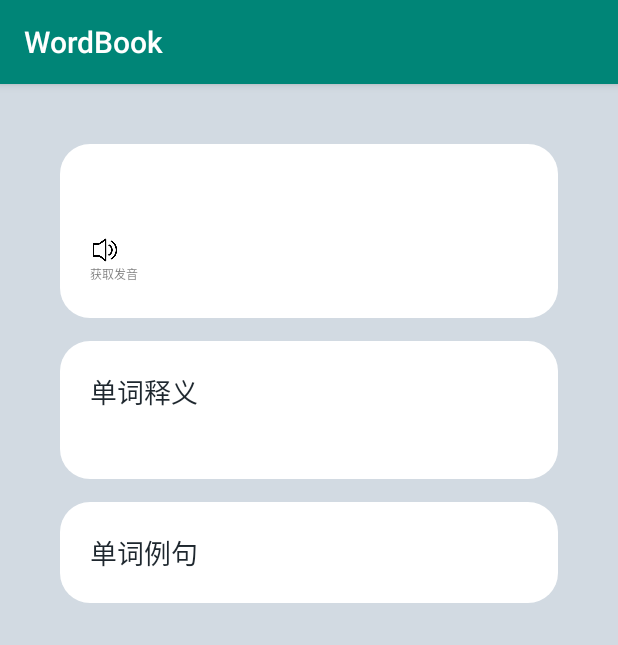
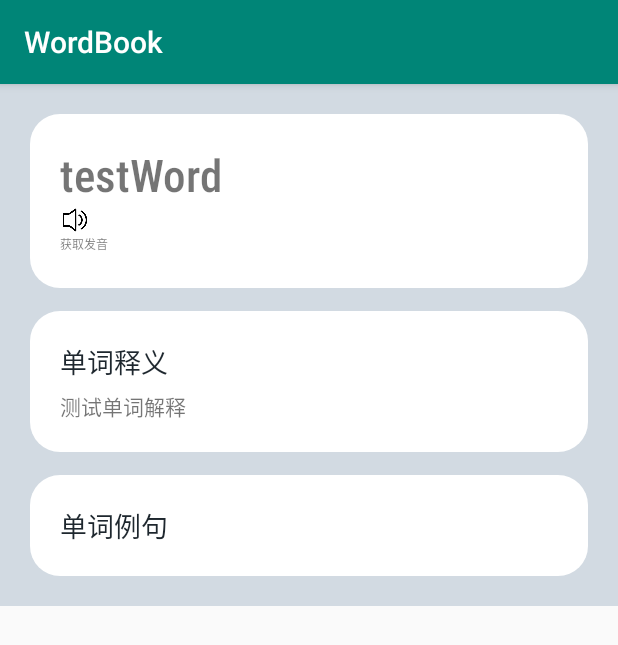
Before and after one commit to srx-2000/course, an Android app: the DetailActivity screen opened directly, with no data from a screen before it, on a phone screen of 412 x 824 dp. Shown: the top 645 px of the screen. Run offline under Robolectric (Android 15) with nearby library versions, the phone set to English and light mode, and no system bars; 5 statements that could not run were skipped.

Commit message:
完成基本功能

```diff
--- a/test2/app/src/main/java/com/srx/test2/activity/DetailActivity.java
+++ b/test2/app/src/main/java/com/srx/test2/activity/DetailActivity.java
@@ -9,9 +9,9 @@ import androidx.appcompat.app.AppCompatActivity;
 import android.os.Bundle;
 import androidx.recyclerview.widget.LinearLayoutManager;
 import androidx.recyclerview.widget.RecyclerView;
-import com.srx.test2.DB.DBMethod;
 import com.srx.test2.R;
 import com.srx.test2.adapter.ExampleSentenceAdapter;
+import com.srx.test2.contentProvider.ContentProviderUtil;
 import com.srx.test2.entities.ExampleSentence;
 import com.srx.test2.entities.Word;
 
@@ -28,7 +28,8 @@ public class DetailActivity extends AppCompatActivity {
     private TextView wordMean;
     private TextView word;
     private List<ExampleSentence> list = new ArrayList<>();
-    private DBMethod dbMethod=new DBMethod(this,"wordBook");
+    private ContentProviderUtil util;
+
 
     @Override
     protected void onCreate(Bundle savedInstanceState) {
@@ -42,8 +43,8 @@ public class DetailActivity extends AppCompatActivity {
     public void initDetail() {
         Intent intent=getIntent();
         String word_id = intent.getStringExtra("word_id");
-        list = dbMethod.querySentence(word_id);
-        Word word = dbMethod.queryWord(word_id);
+        list = util.querySentence(word_id);
+        Word word = util.queryWord(word_id);
         this.wordMean.setText(word.getWordMean());
         this.word.setText(word.getWord());
     }
@@ -51,6 +52,7 @@ public class DetailActivity extends AppCompatActivity {
     public void initComponent(){
         this.wordMean=findViewById(R.id.word_mean_activity);
         this.word=findViewById(R.id.word_title);
+        util=new ContentProviderUtil(this.getContentResolver());
     }
 
     public void initRecyclerView() {
--- a/test2/app/src/main/res/layout/activity_detail.xml
+++ b/test2/app/src/main/res/layout/activity_detail.xml
@@ -1,18 +1,97 @@
 <?xml version="1.0" encoding="utf-8"?>
-<LinearLayout
-        xmlns:android="http://schemas.android.com/apk/res/android"
-        xmlns:tools="http://schemas.android.com/tools"
-        android:layout_width="match_parent"
-        android:layout_height="match_parent"
-        tools:context=".activity.DetailActivity"
-        android:orientation="vertical"
-        android:background="#d2dae2"
-        android:padding="20dp">
+<LinearLayout xmlns:android="http://schemas.android.com/apk/res/android"
+              xmlns:tools="http://schemas.android.com/tools"
+              android:layout_width="match_parent"
+              android:layout_height="match_parent"
+              tools:context=".activity.DetailActivity">
 
-    <fragment
+    <ScrollView
+            android:layout_height="wrap_content"
             android:layout_width="match_parent"
-            android:layout_height="match_parent"
-            android:id="@+id/detail_activity"
-            android:name="com.srx.test2.fragment.DetailFragment"/>
+            android:fillViewport="true">
+        <LinearLayout
+                android:layout_width="match_parent"
+                android:layout_height="match_parent"
+                android:orientation="vertical"
+                android:background="@color/gray"
+                android:padding="20dp">
 
+            <LinearLayout
+                    android:layout_width="match_parent"
+                    android:layout_height="wrap_content"
+                    android:orientation="vertical"
+                    android:background="@drawable/linear_layout_shape"
+                    android:padding="20dp">
+
+                <TextView
+                        android:layout_width="match_parent"
+                        android:layout_height="wrap_content"
+                        android:text="@string/test_word"
+                        android:textSize="30dp"
+                        android:id="@+id/word_title"
+                        android:fontFamily="sans-serif-condensed-medium"
+                        android:gravity="left"/>
+
+                <Button
+                        android:layout_width="20dp"
+                        android:layout_height="20dp"
+                        android:background="@drawable/speaker"
+                        android:id="@+id/word_speaker"/>
+
+                <TextView
+                        android:layout_width="40dp"
+                        android:layout_height="15dp"
+                        android:text="获取发音"
+                        android:textSize="8dp"/>
+            </LinearLayout>
+
+            <LinearLayout
+                    android:layout_width="match_parent"
+                    android:layout_height="wrap_content"
+                    android:orientation="vertical"
+                    android:layout_marginTop="15dp"
+                    android:background="@drawable/linear_layout_shape"
+                    android:padding="20dp"
+                    >
+
+                <TextView
+                        android:layout_width="wrap_content"
+                        android:layout_height="wrap_content"
+                        android:text="单词释义"
+                        android:textSize="18dp"
+                        android:textColor="@color/black"
+                        />
+
+                <TextView
+                        android:layout_width="wrap_content"
+                        android:layout_height="wrap_content"
+                        android:text="@string/test_mean"
+                        android:paddingTop="5dp"
+                        android:id="@+id/word_mean_activity"/>
+            </LinearLayout>
+
+            <LinearLayout
+                    android:layout_width="match_parent"
+                    android:layout_height="wrap_content"
+                    android:orientation="vertical"
+                    android:layout_marginTop="15dp"
+                    android:background="@drawable/linear_layout_shape"
+                    android:padding="20dp">
+
+                <TextView
+                        android:layout_width="wrap_content"
+                        android:layout_height="wrap_content"
+                        android:text="单词例句"
+                        android:textSize="18dp"
+                        android:textColor="@color/black"
+                        />
+
+                <androidx.recyclerview.widget.RecyclerView
+                        android:layout_width="match_parent"
+                        android:layout_height="wrap_content"
+                        android:id="@+id/sentence_list"/>
+            </LinearLayout>
+
+        </LinearLayout>
+    </ScrollView>
 </LinearLayout>
```
Also changed, not shown: test2/app/src/main/AndroidManifest.xml (+12 -8 lines), test2/app/src/main/java/com/srx/test2/DB/DBMethod.java (deleted, +0 -237 lines), test2/app/src/main/java/com/srx/test2/activity/MainActivity.java (+55 -22 lines), test2/app/src/main/java/com/srx/test2/contentProvider/contentProviderUtil.java (+139 -13 lines), test2/app/src/main/java/com/srx/test2/contentProvider/wordBookContentProvider.java (+18 -7 lines), test2/app/src/main/java/com/srx/test2/fragment/DetailFragment.java (+21 -23 lines), test2/app/src/main/java/com/srx/test2/fragment/WordListFragment.java (+16 -27 lines), test2/app/src/main/res/layout-land/land.xml (renamed from test2/app/src/main/res/layout-land/activity_main.xml).
